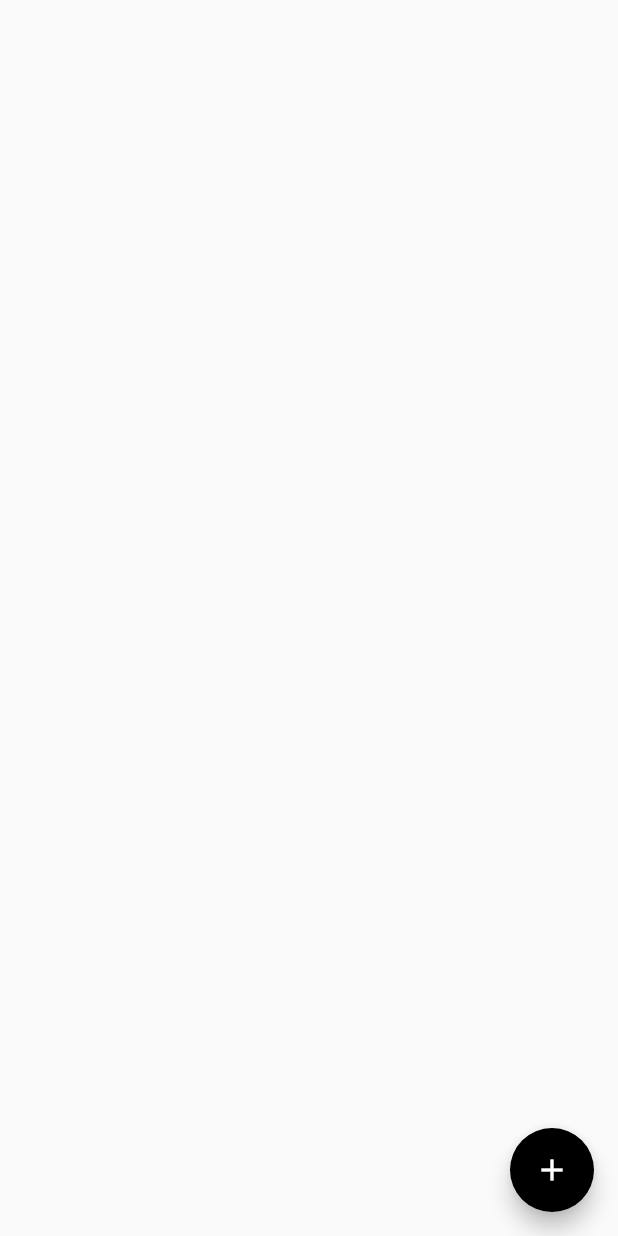
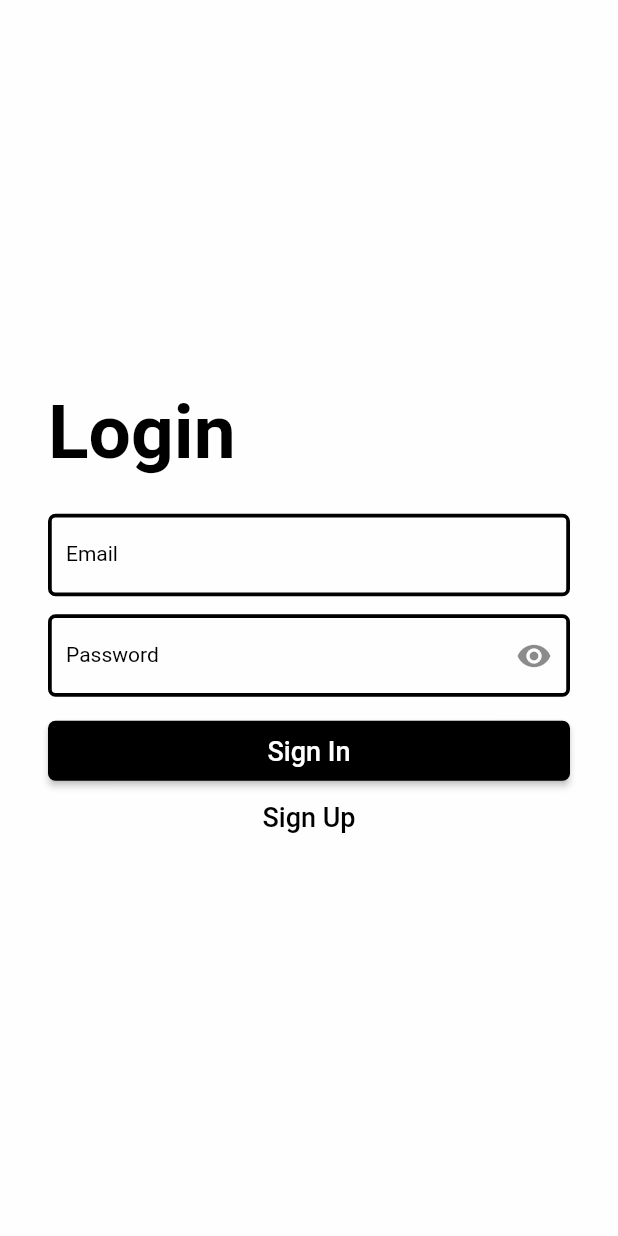
Before and after one commit to xybercommander/todo_easycompany, a Flutter app: the screen it shows after launch, on a phone screen of 412 x 824 dp. Run offline on Flutter 3.47's test engine with Material 2 defaults, Android fonts, the phone set to English and light mode, and no system bars; our stand-ins replace cloud_firestore, firebase_auth, firebase_core; accounts and stored records are empty.

Commit message:
Adding Firebase Auth

```diff
--- /dev/null
+++ b/lib/data/services/auth.dart
@@ -0,0 +1,43 @@
+import 'package:firebase_auth/firebase_auth.dart';
+
+class UserProfile {
+  String? userId;
+  UserProfile({this.userId});
+}
+
+class AuthMethods {
+  final FirebaseAuth _auth = FirebaseAuth.instance;
+
+  UserProfile? _userFromFirebaseUser(User user) {
+    return UserProfile(userId: user.uid);
+  }
+
+  //--------- SIGN UP ---------//
+  Future<UserProfile?> signUpWithEmailAndPassword(String email, String password) async {
+    try {
+      UserCredential result = await _auth.createUserWithEmailAndPassword(email: email, password: password);
+      User user = result.user!;
+      return _userFromFirebaseUser(user);
+    } catch(e) {
+      print(e.toString());
+    }
+    return null;
+  }
+
+   //--------- SIGN IN ---------//
+  Future<UserProfile?> signInWithEmailAndPassword(String email, String password) async {
+    try {
+      UserCredential result = await _auth.signInWithEmailAndPassword(email: email, password: password);
+      User user = result.user!;
+      return _userFromFirebaseUser(user);
+    } catch(e) {
+      print(e.toString());
+    }
+    return null;
+  }
+
+  //------- SIGN OUT -------//
+  Future<void> signOut() async {
+    await FirebaseAuth.instance.signOut();
+  }
+}
--- /dev/null
+++ b/lib/data/services/database.dart
@@ -0,0 +1,18 @@
+import 'package:cloud_firestore/cloud_firestore.dart';
+
+class DatabaseMethods {
+
+  //-------- UPLOAD USER INFO --------//
+  uploadUserInfo(userMap) {
+    FirebaseFirestore.instance.collection("users").add(userMap);
+  }
+
+  //-------- GET THE USER DATA --------//
+  Future<Stream<QuerySnapshot>> getUserInfoByEmail(String userEmail) async {
+    return await FirebaseFirestore.instance
+      .collection('users')
+      .where('email', isEqualTo: userEmail)
+      .snapshots();
+  }
+
+}
--- a/lib/main.dart
+++ b/lib/main.dart
@@ -1,10 +1,15 @@
+import 'package:firebase_core/firebase_core.dart';
 import 'package:flutter/material.dart';
 import 'package:provider/provider.dart';
 import 'package:todo_easycompany/data/providers/todo_provider.dart';
 import 'package:todo_easycompany/views/add_todo.dart';
+import 'package:todo_easycompany/views/auth/signin.dart';
+import 'package:todo_easycompany/views/auth/signup.dart';
 import 'package:todo_easycompany/views/todo_list.dart';
 
-void main() {
+void main() async {
+  WidgetsFlutterBinding.ensureInitialized();
+  await Firebase.initializeApp();
   runApp(
     MultiProvider(
       providers: [
@@ -22,11 +27,12 @@ class MyApp extends StatelessWidget {
   @override
   Widget build(BuildContext context) {
     return MaterialApp(
+      debugShowCheckedModeBanner: false,
       title: 'Flutter Demo',
       theme: ThemeData(
         primarySwatch: Colors.blue,
       ),
-      home: TodoList(),
+      home: SignInPage(),
     );
   }
 }
--- /dev/null
+++ b/lib/views/auth/signin.dart
@@ -0,0 +1,161 @@
+import 'package:flutter/material.dart';
+import 'package:todo_easycompany/data/services/auth.dart';
+import 'package:todo_easycompany/views/auth/signup.dart';
+import 'package:todo_easycompany/views/todo_list.dart';
+
+class SignInPage extends StatefulWidget {
+  const SignInPage({ Key? key }) : super(key: key);
+
+  @override
+  State<SignInPage> createState() => _SignInPageState();
+}
+
+class _SignInPageState extends State<SignInPage> {
+
+  //------ VARIABLES ------//
+  bool showPassword = false;
+  final _formKey = GlobalKey<FormState>();
+  // late Stream<QuerySnapshot> userStream;
+
+  TextEditingController _emailTextEditingController = TextEditingController();
+  TextEditingController _passwordTextEditingController = TextEditingController();
+
+  AuthMethods authMethods = AuthMethods();
+  // DatabaseMethods databaseMethods = DatabaseMethods();
+
+  //------ METHODS ------//
+  void signIn(context) async {
+    // userStream = await databaseMethods.getUserInfoByEmail(_emailTextEditingController.text);
+    authMethods.signInWithEmailAndPassword(_emailTextEditingController.text, _passwordTextEditingController.text)
+      .then((value) {
+        if(value == null) {
+          showDialog(
+            context: context,
+            builder: (context) {
+              return AlertDialog(
+                content: Text("Password is invalid"),
+                actions: [
+                  TextButton(
+                    onPressed: () => Navigator.pop(context),
+                    child: Text("Ok")
+                  )
+                ],
+              );
+            }
+          );
+        } else {
+          Navigator.pushReplacement(context, MaterialPageRoute(builder: (context) => TodoList()));
+        }
+      });
+  }
+
+
+  //------ UI -------//
+  @override
+  Widget build(BuildContext context) {
+    return Scaffold(
+      body: SingleChildScrollView(
+        child: Container(
+          width: MediaQuery.of(context).size.width,
+          height: MediaQuery.of(context).size.height,
+          child: Container(
+            width: MediaQuery.of(context).size.width,
+            height: MediaQuery.of(context).size.height,
+            padding: EdgeInsets.symmetric(horizontal: 32, vertical: 64),
+            color: Colors.white.withOpacity(0.8),
+            child: Form(
+              key: _formKey,
+              child: Column(
+                mainAxisAlignment: MainAxisAlignment.center,
+                crossAxisAlignment: CrossAxisAlignment.start,
+                children: [
+                  Container(
+                    child: Column(
+                      crossAxisAlignment: CrossAxisAlignment.start,
+                      children: [
+                        Text("Login", style: TextStyle(color: Colors.black, fontSize: 50, fontWeight: FontWeight.bold),),
+                      ],
+                    ),
+                  ),
+                  SizedBox(height: 24,),
+                  Container(
+                    child: Column(
+                      children: [
+                        TextFormField(
+                          controller: _emailTextEditingController,
+                          style: TextStyle(color: Colors.black, fontSize: 13),
+                          cursorColor: Colors.black,
+                          decoration: InputDecoration(
+                            labelText: "Email",
+                            labelStyle: TextStyle(color: Colors.black, fontSize: 14),
+                            border: OutlineInputBorder(borderRadius: BorderRadius.circular(5)),
+                            enabledBorder: OutlineInputBorder(
+                              borderRadius: BorderRadius.circular(5),
+                              borderSide: BorderSide(color: Colors.black, width: 2.5)
+                            ),
+                            focusedBorder: OutlineInputBorder(
+                              borderRadius: BorderRadius.circular(5),
+                              borderSide: BorderSide(color: Colors.black, width: 2.5)
+                            ),
+                          ),
+                        ),
+                        SizedBox(height: 12,),
+                        TextFormField(
+                          controller: _passwordTextEditingController,
+                          style: TextStyle(color: Colors.black, fontSize: 13),
+                          cursorColor: Colors.black,
+                          obscureText: !showPassword,
+                          decoration: InputDecoration(
+                            labelText: "Password",
+                            labelStyle: TextStyle(color: Colors.black, fontSize: 14),
+                            suffixIcon: IconButton(
+                              onPressed: () {
+                                setState(() {
+                                  showPassword = !showPassword;
+                                });
+                              },
+                              icon: Icon(Icons.visibility),
+                            ),
+                            border: OutlineInputBorder(borderRadius: BorderRadius.circular(5)),
+                            enabledBorder: OutlineInputBorder(
+                              borderRadius: BorderRadius.circular(5),
+                              borderSide: BorderSide(color: Colors.black, width: 2.5)
+                            ),
+                            focusedBorder: OutlineInputBorder(
+                              borderRadius: BorderRadius.circular(5),
+                              borderSide: BorderSide(color: Colors.black, width: 2.5)
+                            ),
+                          ),
+                        ),
+                        SizedBox(height: 16,),
+                        SizedBox(
+                          height: 40,
+                          width: MediaQuery.of(context).size.width,
+                          child: MaterialButton(
+                            shape: RoundedRectangleBorder(borderRadius: BorderRadius.circular(5)),
+                            onPressed: () => signIn(context),
+                            child: Text("Sign In", style: TextStyle(color: Colors.white, fontSize: 18),),
+                            color: Colors.black,
+                          ),
+                        ),
+                        SizedBox(height: 4,),
+                        SizedBox(
+                          height: 40,
+                          width: MediaQuery.of(context).size.width,
+                          child: TextButton(
+                            onPressed: () => Navigator.pushReplacement(context, MaterialPageRoute(builder: (context) => SignUpPage())),
+                            child: Text("Sign Up", style: TextStyle(color: Colors.black, fontSize: 18),)
+                          ),
+                        ),
+                      ],
+                    ),
+                  )
+                ],
+              ),
+            ),
+          ),
+        ),
+      ),
+    );
+  }
+}
--- a/pubspec.yaml
+++ b/pubspec.yaml
@@ -35,6 +35,9 @@ dependencies:
   # Use with the CupertinoIcons class for iOS style icons.
   cupertino_icons: ^1.0.2
   provider: ^6.0.4
+  firebase_auth: ^3.11.2
+  firebase_core: ^1.24.0
+  cloud_firestore: ^3.5.1
 
 dev_dependencies:
   flutter_test:
```
Also changed, not shown: lib/views/auth/signup.dart (added, +142 -0 lines), pubspec.lock, 4 other files.
